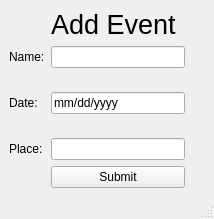
This is bin/newevent.ui in HKavalos/ToGather as Qt 5 draws it before an edit. The edited form follows.
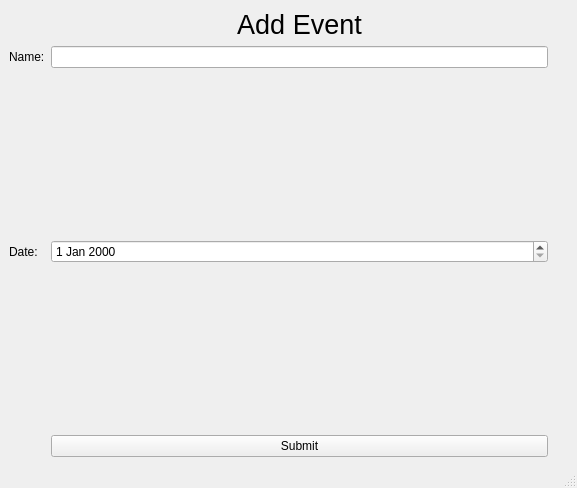
This is the edited form.

The edit to the form file:
```diff
--- a/bin/newevent.ui
+++ b/bin/newevent.ui
@@ -6,8 +6,8 @@
    <rect>
     <x>0</x>
     <y>0</y>
-    <width>214</width>
-    <height>219</height>
+    <width>577</width>
+    <height>488</height>
    </rect>
   </property>
   <property name="windowTitle">
@@ -15,34 +15,6 @@
   </property>
   <widget class="QWidget" name="centralwidget">
    <layout class="QGridLayout" name="gridLayout">
-    <item row="1" column="1">
-     <widget class="QLineEdit" name="name_entry">
-      <property name="text">
-       <string/>
-      </property>
-     </widget>
-    </item>
-    <item row="2" column="0">
-     <widget class="QLabel" name="date_label">
-      <property name="text">
-       <string>Date:</string>
-      </property>
-     </widget>
-    </item>
-    <item row="4" column="1">
-     <widget class="QPushButton" name="submission_button">
-      <property name="text">
-       <string>Submit</string>
-      </property>
-     </widget>
-    </item>
-    <item row="3" column="0">
-     <widget class="QLabel" name="date_label_2">
-      <property name="text">
-       <string>Place:</string>
-      </property>
-     </widget>
-    </item>
     <item row="1" column="0">
      <widget class="QLabel" name="name_label">
       <property name="text">
@@ -50,15 +22,8 @@
       </property>
      </widget>
     </item>
-    <item row="2" column="1">
-     <widget class="QLineEdit" name="date_entry">
-      <property name="text">
-       <string>mm/dd/yyyy</string>
-      </property>
-     </widget>
-    </item>
-    <item row="3" column="1">
-     <widget class="QLineEdit" name="place_entry">
+    <item row="1" column="1">
+     <widget class="QLineEdit" name="name_entry">
       <property name="text">
        <string/>
       </property>
@@ -74,6 +39,16 @@
       <property name="text">
        <string>Add Event</string>
       </property>
+      <property name="alignment">
+       <set>Qt::AlignCenter</set>
+      </property>
+     </widget>
+    </item>
+    <item row="2" column="0">
+     <widget class="QLabel" name="date_label">
+      <property name="text">
+       <string>Date:</string>
+      </property>
      </widget>
     </item>
     <item row="2" column="2">
@@ -89,6 +64,16 @@
       </property>
      </spacer>
     </item>
+    <item row="3" column="1">
+     <widget class="QPushButton" name="submission_button">
+      <property name="text">
+       <string>Submit</string>
+      </property>
+     </widget>
+    </item>
+    <item row="2" column="1">
+     <widget class="QDateEdit" name="dateEdit"/>
+    </item>
    </layout>
   </widget>
   <widget class="QMenuBar" name="menubar">
```
Left out of the diff: 4 changed lines with no effect on the pictures.
